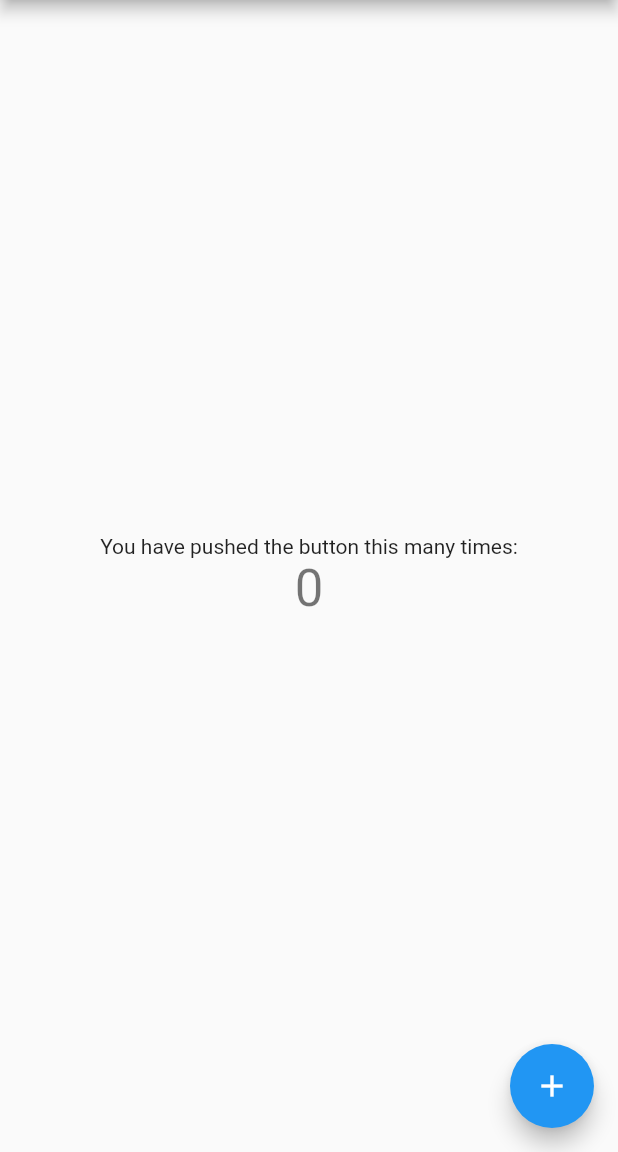
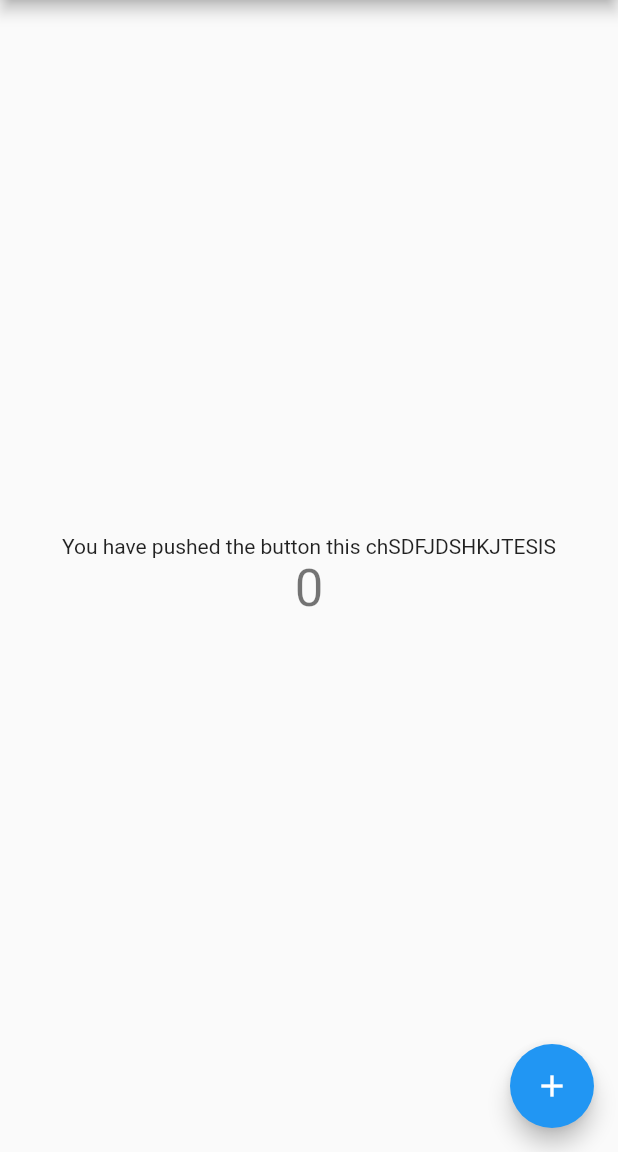
Before and after one commit to mohamedraziurrahman/githubchecking, a Flutter app: the screen it shows after launch, on a phone screen of 412 x 824 dp, the part 84-1236 px from its top. Run offline on Flutter 3.47's test engine with Material 2 defaults, Android fonts, the phone set to English and light mode, and no system bars.

Commit message:
I CHANGED THE TEXT

```diff
--- a/lib/main.dart
+++ b/lib/main.dart
@@ -96,7 +96,7 @@ class _MyHomePageState extends State<MyHomePage> {
           mainAxisAlignment: MainAxisAlignment.center,
           children: <Widget>[
             const Text(
-              'You have pushed the button this many times:',
+              'You have pushed the button this chSDFJDSHKJTESIS',
             ),
             Text(
               '$_counter',
```
